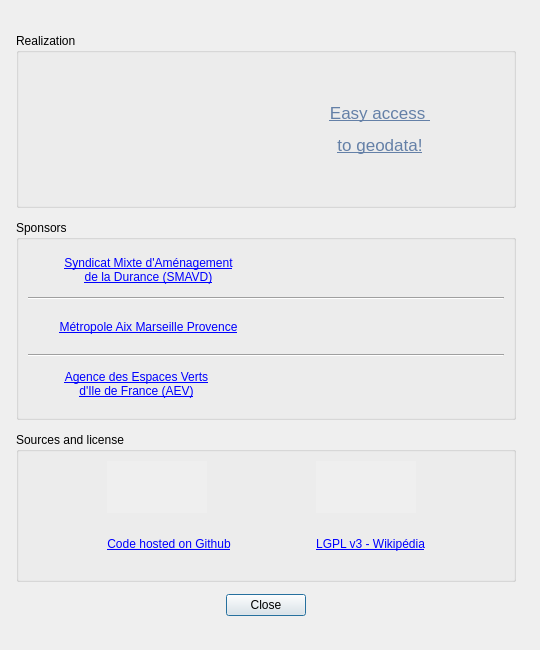
First picture: the form in modules/ui/credits/ui_credits.ui, repository isogeo/isogeo-2-office, before the edit.
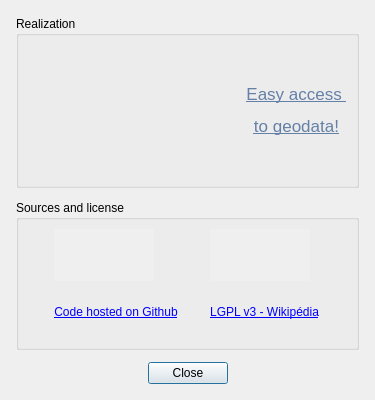
Second picture: the form after the edit. Icons and pictures are not drawn.

```diff
--- a/modules/ui/credits/ui_credits.ui
+++ b/modules/ui/credits/ui_credits.ui
@@ -6,20 +6,26 @@
    <rect>
     <x>0</x>
     <y>0</y>
-    <width>540</width>
-    <height>650</height>
+    <width>375</width>
+    <height>400</height>
    </rect>
   </property>
+  <property name="sizePolicy">
+   <sizepolicy hsizetype="Fixed" vsizetype="Fixed">
+    <horstretch>0</horstretch>
+    <verstretch>0</verstretch>
+   </sizepolicy>
+  </property>
   <property name="minimumSize">
    <size>
-    <width>540</width>
-    <height>650</height>
+    <width>375</width>
+    <height>400</height>
    </size>
   </property>
   <property name="maximumSize">
    <size>
-    <width>540</width>
-    <height>650</height>
+    <width>375</width>
+    <height>400</height>
    </size>
   </property>
   <property name="windowTitle">
@@ -40,11 +46,20 @@
   </property>
   <layout class="QVBoxLayout" name="verticalLayout_3">
    <item>
-    <layout class="QVBoxLayout" name="verticalLayout" stretch="200,0,100,100">
+    <layout class="QVBoxLayout" name="verticalLayout" stretch="0,100,0">
      <property name="spacing">
       <number>12</number>
      </property>
-     <property name="margin">
+     <property name="leftMargin">
+      <number>5</number>
+     </property>
+     <property name="topMargin">
+      <number>5</number>
+     </property>
+     <property name="rightMargin">
+      <number>5</number>
+     </property>
+     <property name="bottomMargin">
       <number>5</number>
      </property>
      <item>
@@ -126,171 +141,6 @@
        </layout>
       </widget>
      </item>
-     <item>
-      <widget class="QGroupBox" name="grp_sponsors">
-       <property name="maximumSize">
-        <size>
-         <width>500</width>
-         <height>200</height>
-        </size>
-       </property>
-       <property name="font">
-        <font>
-         <pointsize>9</pointsize>
-         <weight>50</weight>
-         <bold>false</bold>
-        </font>
-       </property>
-       <property name="title">
-        <string>Sponsors</string>
-       </property>
-       <property name="flat">
-        <bool>true</bool>
-       </property>
-       <layout class="QVBoxLayout" name="verticalLayout_9">
-        <item>
-         <layout class="QGridLayout" name="gridLayout_5">
-          <item row="0" column="0">
-           <widget class="QLabel" name="lbl_smavd_url">
-            <property name="maximumSize">
-             <size>
-              <width>217</width>
-              <height>40</height>
-             </size>
-            </property>
-            <property name="text">
-             <string notr="true">&lt;html&gt;&lt;head/&gt;&lt;body&gt;&lt;p align=&quot;center&quot;&gt;&lt;a href=&quot;http://www.smavd.org/&quot;&gt;&lt;span style=&quot; text-decoration: underline; color:#0000ff;&quot;&gt;Syndicat Mixte d'Aménagement&lt;br/&gt;de la Durance (SMAVD)&lt;/span&gt;&lt;/a&gt;&lt;/p&gt;&lt;/body&gt;&lt;/html&gt;</string>
-            </property>
-            <property name="wordWrap">
-             <bool>true</bool>
-            </property>
-            <property name="openExternalLinks">
-             <bool>false</bool>
-            </property>
-           </widget>
-          </item>
-          <item row="0" column="3">
-           <widget class="QLabel" name="lbl_smavd_logo">
-            <property name="maximumSize">
-             <size>
-              <width>217</width>
-              <height>40</height>
-             </size>
-            </property>
-            <property name="text">
-             <string notr="true"/>
-            </property>
-            <property name="pixmap">
-             <pixmap resource="../../resources.qrc">:/plugins/Isogeo/resources/credits/sponsor_logo_SMAVD.jpg</pixmap>
-            </property>
-            <property name="scaledContents">
-             <bool>false</bool>
-            </property>
-            <property name="alignment">
-             <set>Qt::AlignCenter</set>
-            </property>
-            <property name="openExternalLinks">
-             <bool>true</bool>
-            </property>
-           </widget>
-          </item>
-         </layout>
-        </item>
-        <item>
-         <widget class="Line" name="line_1">
-          <property name="orientation">
-           <enum>Qt::Horizontal</enum>
-          </property>
-         </widget>
-        </item>
-        <item>
-         <layout class="QGridLayout" name="gridLayout_6">
-          <item row="1" column="0">
-           <widget class="QLabel" name="lbl_lorient_url">
-            <property name="maximumSize">
-             <size>
-              <width>217</width>
-              <height>40</height>
-             </size>
-            </property>
-            <property name="text">
-             <string notr="true">&lt;html&gt;&lt;head/&gt;&lt;body&gt;&lt;p align=&quot;center&quot;&gt;&lt;a href=&quot;https://www.ampmetropole.fr&quot;&gt;&lt;span style=&quot; text-decoration: underline; color:#0000ff;&quot;&gt;Métropole Aix Marseille Provence&lt;/span&gt;&lt;/a&gt;&lt;/p&gt;&lt;/body&gt;&lt;/html&gt;</string>
-            </property>
-           </widget>
-          </item>
-          <item row="1" column="1">
-           <widget class="QLabel" name="lbl_lorient_logo">
-            <property name="maximumSize">
-             <size>
-              <width>217</width>
-              <height>40</height>
-             </size>
-            </property>
-            <property name="text">
-             <string notr="true"/>
-            </property>
-            <property name="pixmap">
-             <pixmap resource="../../resources.qrc">:/plugins/Isogeo/resources/credits/sponsor_logo_metropole_aix_marseille_provence.png</pixmap>
-            </property>
-            <property name="scaledContents">
-             <bool>false</bool>
-            </property>
-            <property name="alignment">
-             <set>Qt::AlignCenter</set>
-            </property>
-            <property name="wordWrap">
-             <bool>false</bool>
-            </property>
-            <property name="openExternalLinks">
-             <bool>true</bool>
-            </property>
-           </widget>
-          </item>
-         </layout>
-        </item>
-        <item>
-         <widget class="Line" name="line_2">
-          <property name="orientation">
-           <enum>Qt::Horizontal</enum>
-          </property>
-         </widget>
-        </item>
-        <item>
-         <layout class="QGridLayout" name="gridLayout_7">
-          <item row="0" column="0">
-           <widget class="QLabel" name="lbl_aev_url">
-            <property name="maximumSize">
-             <size>
-              <width>217</width>
-              <height>40</height>
-             </size>
-            </property>
-            <property name="text">
-             <string>&lt;html&gt;&lt;head/&gt;&lt;body&gt;&lt;p align=&quot;center&quot;&gt;&lt;a href=&quot;http://www.aev-iledefrance.fr/&quot;&gt;&lt;span style=&quot; text-decoration: underline; color:#0000ff;&quot;&gt;Agence des Espaces Verts&lt;br/&gt;d'Ile de France (AEV)&lt;/span&gt;&lt;/a&gt;&lt;/p&gt;&lt;/body&gt;&lt;/html&gt;</string>
-            </property>
-           </widget>
-          </item>
-          <item row="0" column="1" alignment="Qt::AlignHCenter|Qt::AlignVCenter">
-           <widget class="QLabel" name="lbl_aev_logo">
-            <property name="maximumSize">
-             <size>
-              <width>217</width>
-              <height>40</height>
-             </size>
-            </property>
-            <property name="text">
-             <string/>
-            </property>
-            <property name="pixmap">
-             <pixmap resource="../../resources.qrc">:/plugins/Isogeo/resources/credits/sponsor_logo_aev.png</pixmap>
-            </property>
-           </widget>
-          </item>
-         </layout>
-        </item>
-       </layout>
-      </widget>
-     </item>
      <item>
       <widget class="QGroupBox" name="grp_sources">
        <property name="enabled">
@@ -319,18 +169,12 @@
        <layout class="QVBoxLayout" name="verticalLayout_8">
         <item>
          <layout class="QGridLayout" name="gridLayout_4">
-          <item row="0" column="2">
-           <widget class="QLabel" name="ico_lgplv3">
-            <property name="minimumSize">
-             <size>
-              <width>32</width>
-              <height>32</height>
-             </size>
-            </property>
+          <item row="0" column="0">
+           <widget class="QLabel" name="ico_github">
             <property name="maximumSize">
              <size>
               <width>100</width>
-              <height>16777215</height>
+              <height>100</height>
              </size>
             </property>
             <property name="toolTip">
@@ -353,7 +197,7 @@
             </property>
            </widget>
           </item>
-          <item row="1" column="1">
+          <item row="1" column="0">
            <widget class="QLabel" name="lbl_source_repository">
             <property name="text">
              <string>&lt;html&gt;&lt;head/&gt;&lt;body&gt;&lt;p&gt;&lt;a href=&quot;https://github.com/isogeo/isogeo-2-office&quot;&gt;&lt;span style=&quot; text-decoration: underline; color:#0000ff;&quot;&gt;Code hosted on Github&lt;/span&gt;&lt;/a&gt;&lt;/p&gt;&lt;/body&gt;&lt;/html&gt;</string>
@@ -382,12 +226,18 @@
             </property>
            </widget>
           </item>
-          <item row="0" column="1">
-           <widget class="QLabel" name="ico_github">
+          <item row="0" column="2">
+           <widget class="QLabel" name="ico_lgplv3">
+            <property name="minimumSize">
+             <size>
+              <width>32</width>
+              <height>32</height>
+             </size>
+            </property>
             <property name="maximumSize">
              <size>
               <width>100</width>
-              <height>100</height>
+              <height>16777215</height>
              </size>
             </property>
             <property name="toolTip">
```
Left out of the diff: 20 changed lines with no effect on the pictures.
